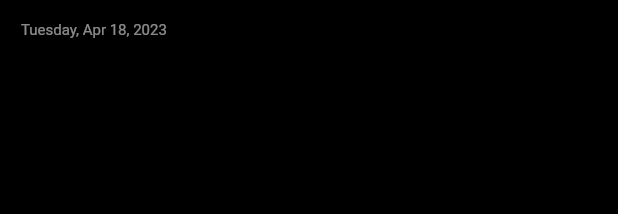
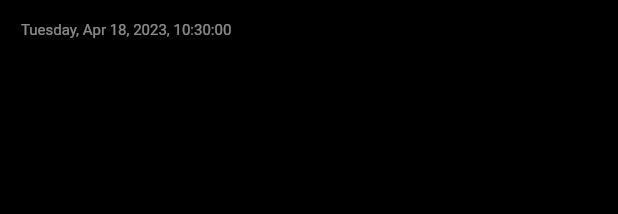
Before and after one commit to PTaati/meediary, a Flutter app: the PostCard widget shown alone on an empty page, opened directly with empty values, on a phone screen of 412 x 824 dp. Shown: the top 214 px of the screen. Run offline on Flutter 3.47's test engine with Material 2 defaults, Android fonts, the phone set to English and light mode, and no system bars; our stand-ins replace image_picker, objectbox; generated files the repository leaves out were written again.

Commit message:
remove search tab

```diff
--- a/lib/constants/enums.dart
+++ b/lib/constants/enums.dart
@@ -1,6 +1,5 @@
 enum BottomNavigationTab {
   home,
-  search,
   newPost,
   notification,
   profile,
--- a/lib/pages/main_page.dart
+++ b/lib/pages/main_page.dart
@@ -21,9 +21,8 @@ class _MainPageState extends State<MainPage> {
     super.initState();
     tabs = [
       const FeedPage(),
-      const Text('กำลังพัฒนา...'),
       const SizedBox(),
-      const Text('กำลังพัฒนา...'),
+      const Text('ไม่มีการแจ้งเตือน'),
       const Text('กำลังพัฒนา...'),
     ];
   }
@@ -43,9 +42,6 @@ class _MainPageState extends State<MainPage> {
     switch (tab) {
       case BottomNavigationTab.home:
         // TODO(taati): implement on tab home
-        break;
-      case BottomNavigationTab.search:
-        // TODO(taati): implement on tab search
         break;
       case BottomNavigationTab.newPost:
         _onTapNewPost(context);
--- a/lib/widgets/custom_bottom_navigation_bar.dart
+++ b/lib/widgets/custom_bottom_navigation_bar.dart
@@ -49,11 +49,6 @@ class _CustomBottomNavigationBarState extends State<CustomBottomNavigationBar> {
               label: 'Home',
             ),
             BottomNavigationBarItem(
-              icon: Icon(Icons.search_outlined),
-              activeIcon: Icon(Icons.search),
-              label: 'Notification',
-            ),
-            BottomNavigationBarItem(
               icon: Icon(Icons.add_circle_outline_outlined),
               activeIcon: Icon(Icons.add_circle),
               label: 'New Post',
--- a/lib/widgets/post_card.dart
+++ b/lib/widgets/post_card.dart
@@ -172,7 +172,7 @@ class _PostCardState extends State<PostCard> {
   }
 
   Widget _buildCreatedTime() {
-    final timeFormat = DateFormat('EEEE, MMM d, yyyy').format(
+    final timeFormat = DateFormat('EEEE, MMM d, yyyy, HH:mm:ss').format(
       widget.post.created,
     );
     return Text(
```
